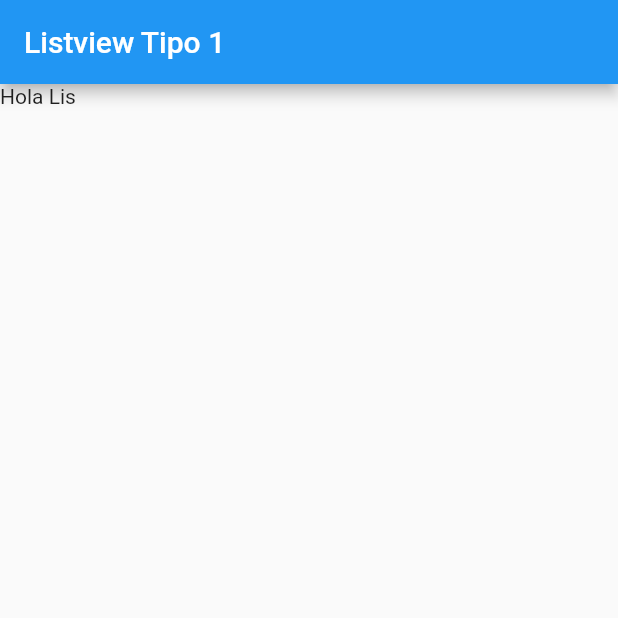
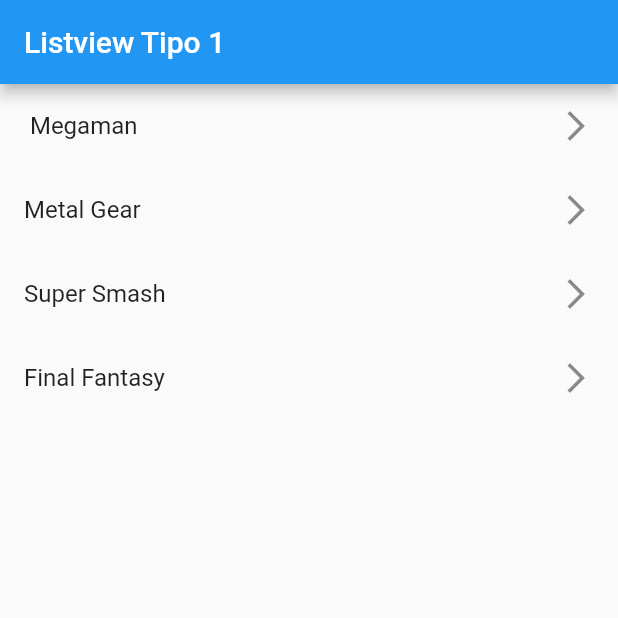
Before and after one commit to Lisandris/Listview1, a Flutter app: the screen it shows after launch, on a phone screen of 412 x 824 dp, the top half of it. Run offline on Flutter 3.47's test engine with Material 2 defaults, Android fonts, the phone set to English and light mode, and no system bars.

Commit message:
creando listas

```diff
--- a/lib/screens/listview1_screen.dart
+++ b/lib/screens/listview1_screen.dart
@@ -2,7 +2,9 @@ import 'package:flutter/material.dart';
 
 class Listview1Screen extends StatelessWidget {
 
+   final options = const [' Megaman', 'Metal Gear', 'Super Smash', 'Final Fantasy'];
   const Listview1Screen({Key? key}) : super(key: key);
+
 
  @override
   Widget build(BuildContext context) {
@@ -11,8 +13,18 @@ class Listview1Screen extends StatelessWidget {
         title: const Text('Listview Tipo 1'),
       ),
       body: ListView(
-        children: const [
-          Text( "Hola Lis"),
+        children: [
+
+
+        ...options.map(
+           (game) => ListTile(
+            title: Text(game),
+            trailing: const Icon( Icons.arrow_forward_ios_outlined),
+           )
+       ).toList(),
+
+
+
         ],
       )
     );
```
